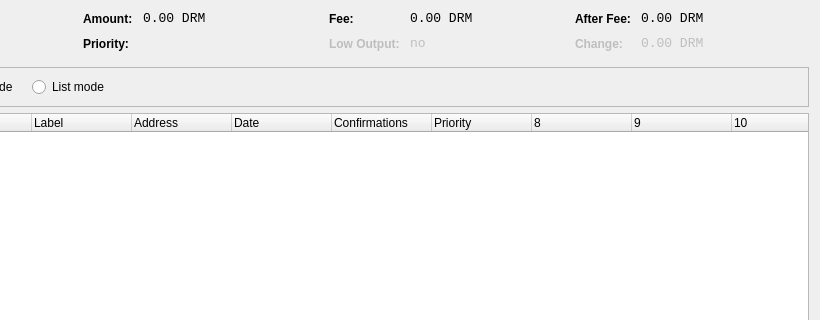
Before: the Qt Designer form src/qt/forms/coincontroldialog.ui in bumbacoin/bumbacoin2-v1033, drawn with Qt 5; both pictures show x 180 to 1000 and y 0 to 320 of the 1000 by 500 pixel window.
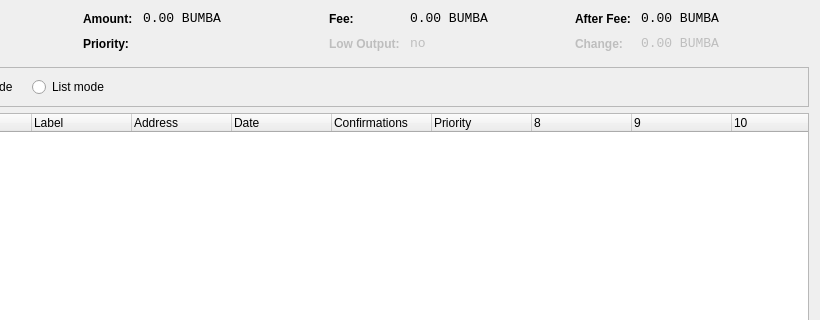
After: the same form once the commit is applied. Custom widgets are drawn as their Qt base class.

Diff of the .ui file:
```diff
--- a/src/qt/forms/coincontroldialog.ui
+++ b/src/qt/forms/coincontroldialog.ui
@@ -141,7 +141,7 @@
           <enum>Qt::ActionsContextMenu</enum>
          </property>
          <property name="text">
-          <string notr="true">0.00 DRM</string>
+          <string notr="true">0.00 BUMBA</string>
          </property>
          <property name="textInteractionFlags">
           <set>Qt::LinksAccessibleByMouse|Qt::TextSelectableByKeyboard|Qt::TextSelectableByMouse</set>
@@ -221,7 +221,7 @@
           <enum>Qt::ActionsContextMenu</enum>
          </property>
          <property name="text">
-          <string notr="true">0.00 DRM</string>
+          <string notr="true">0.00 BUMBA</string>
          </property>
          <property name="textInteractionFlags">
           <set>Qt::LinksAccessibleByMouse|Qt::TextSelectableByKeyboard|Qt::TextSelectableByMouse</set>
@@ -307,7 +307,7 @@
           <enum>Qt::ActionsContextMenu</enum>
          </property>
          <property name="text">
-          <string notr="true">0.00 DRM</string>
+          <string notr="true">0.00 BUMBA</string>
          </property>
          <property name="textInteractionFlags">
           <set>Qt::LinksAccessibleByMouse|Qt::TextSelectableByKeyboard|Qt::TextSelectableByMouse</set>
@@ -345,7 +345,7 @@
           <enum>Qt::ActionsContextMenu</enum>
          </property>
          <property name="text">
-          <string notr="true">0.00 DRM</string>
+          <string notr="true">0.00 BUMBA</string>
          </property>
          <property name="textInteractionFlags">
           <set>Qt::LinksAccessibleByMouse|Qt::TextSelectableByKeyboard|Qt::TextSelectableByMouse</set>
```
